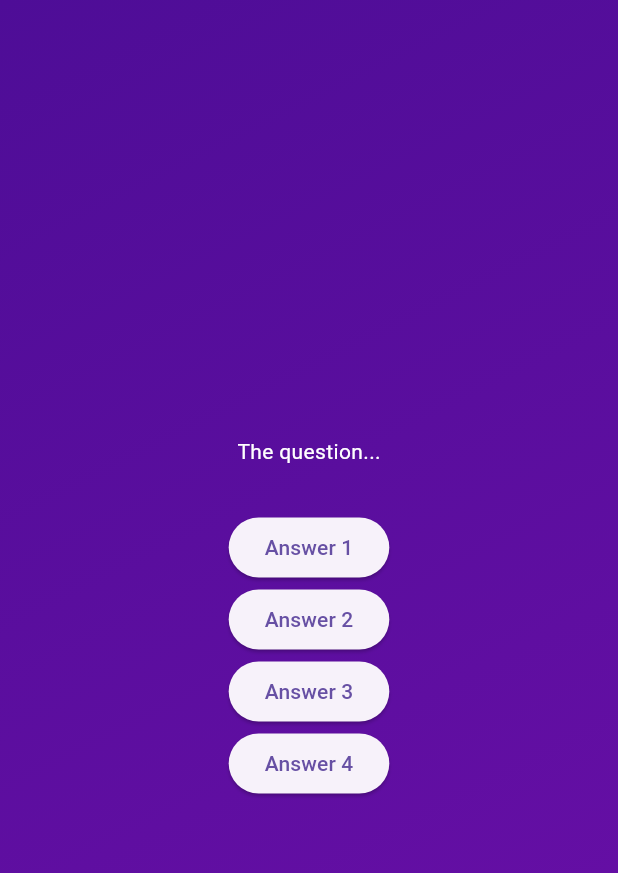
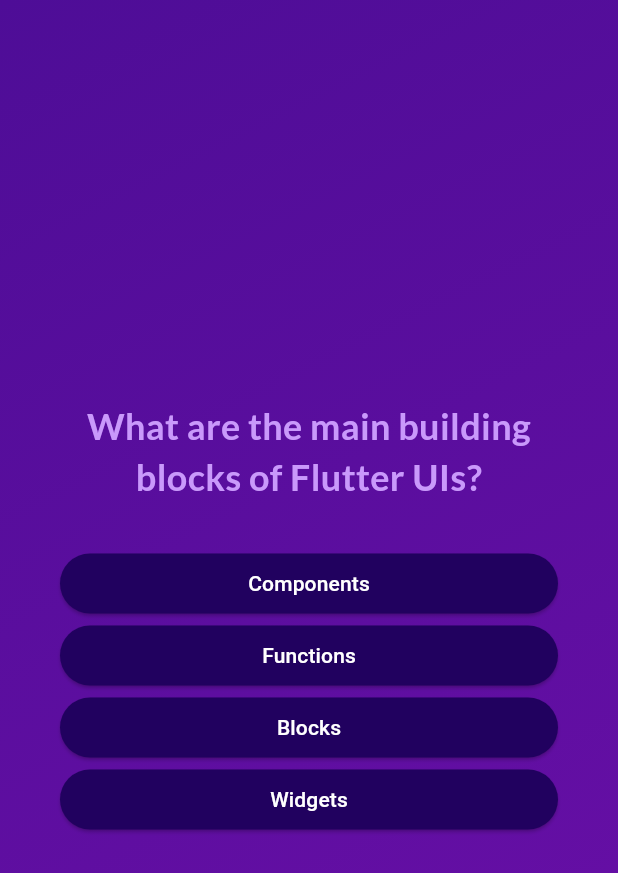
Before and after one commit to Luca9862/quiz_flutter, a Flutter app: the screen it shows after launch, after a tap on "Start quiz", on a phone screen of 412 x 824 dp. Shown: the top 873 px of the screen. Run offline on Flutter 3.47's test engine with Material 3 defaults, Android fonts, the phone set to English and light mode, and no system bars; our stand-ins replace google_fonts.

```diff
--- /dev/null
+++ b/lib/answer_button.dart
@@ -0,0 +1,21 @@
+import 'package:flutter/material.dart';
+
+class AnswerButton extends StatelessWidget{
+  const AnswerButton(this.onTap, this.answerText, {super.key});
+
+  final String answerText;
+  final void Function() onTap;
+
+  @override
+  Widget build(BuildContext context) {
+    return  ElevatedButton(
+        onPressed: onTap,
+        style: ElevatedButton.styleFrom(
+          backgroundColor: const Color.fromARGB(255, 33, 1, 95),
+          foregroundColor: Colors.white,
+          padding: const EdgeInsets.symmetric(vertical: 10, horizontal: 40),
+        ),
+        child: Text(answerText)
+    );
+  }
+}
--- a/lib/models/quiz_question.dart
+++ b/lib/models/quiz_question.dart
@@ -3,4 +3,10 @@ class QuizQuestion{
 
   final String text;
   final List<String> answers;
+
+  List<String> getShuffledAnwers() {
+    final shuffledList = List.of(answers);
+    shuffledList.shuffle();
+    return shuffledList;
+  }
 }
--- a/lib/question_screen.dart
+++ b/lib/question_screen.dart
@@ -1,7 +1,11 @@
 import 'package:flutter/material.dart';
+import 'answer_button.dart';
+import 'data/questions.dart';
+import 'package:google_fonts/google_fonts.dart';
 
-class QuestionScreen extends StatefulWidget{
-  const QuestionScreen({super.key});
+class QuestionScreen extends StatefulWidget {
+  const QuestionScreen({super.key, required this.onSelectAnswer});
+  final void Function(String) onSelectAnswer;
 
   @override
   State<QuestionScreen> createState() {
@@ -10,35 +14,39 @@ class QuestionScreen extends StatefulWidget{
 }
 
 class _QuestionScreen extends State<QuestionScreen>{
+  var currentQuestionIndex = 0;
+
+  void answerQuestion(String answer) {
+    widget.onSelectAnswer(answer);
+    setState(() {
+      currentQuestionIndex++;
+    });
+  }
+
   @override
   Widget build(BuildContext context) {
-    return Column(
-      mainAxisAlignment: MainAxisAlignment.center,
-      children: [
-        const Text('The question...',
-          style: TextStyle(
-              color: Colors.white
+    var currentQuestion = questions[currentQuestionIndex];
+    return Container(
+      margin: const EdgeInsets.all(40),
+      child:Column(
+        mainAxisAlignment: MainAxisAlignment.center,
+        crossAxisAlignment: CrossAxisAlignment.stretch,
+        children: [
+          Text(
+            currentQuestion.text,
+            style: GoogleFonts.lato(
+              color: const Color.fromARGB(255, 201, 153, 251),
+              fontSize: 24,
+              fontWeight: FontWeight.bold
+            ),
+            textAlign: TextAlign.center,
           ),
-        ),
-        const SizedBox(height: 30, width: double.infinity),
-        ElevatedButton(
-            onPressed: (){},
-            child: const Text('Answer 1')
-        ),
-        ElevatedButton(
-            onPressed: (){},
-            child: const Text('Answer 2')
-        ),
-        ElevatedButton(
-            onPressed: (){},
-            child: const Text('Answer 3')
-        ),
-        ElevatedButton(
-            onPressed: (){},
-            child: const Text('Answer 4')
-        )
-      ],
+          const SizedBox(height: 30, width: double.infinity),
+          ...currentQuestion.getShuffledAnwers().map((answer) {
+            return AnswerButton(() => answerQuestion(answer), answer);
+          }),
+        ],
+      )
     );
   }
-
 }
--- a/lib/quiz.dart
+++ b/lib/quiz.dart
@@ -1,6 +1,7 @@
 import 'package:flutter/cupertino.dart';
 import 'start_screen.dart';
 import 'question_screen.dart';
+import 'data/questions.dart';
 
 class Quiz extends StatefulWidget{
   const Quiz({super.key});
@@ -13,6 +14,7 @@ class Quiz extends StatefulWidget{
 
 class _QuizState extends State<Quiz>{
   Widget? activeScreen;
+  List<String> selectedAnswers = [];
 
   @override
   void initState() {
@@ -20,9 +22,20 @@ class _QuizState extends State<Quiz>{
     activeScreen = StartScreen(switchScreen);
   }
 
-  void switchScreen(){
+  void chooseAnswer(String answer){
+    selectedAnswers.add(answer);
+
+    if(selectedAnswers.length == questions.length){
+      setState(() {
+        activeScreen = StartScreen(switchScreen);
+        selectedAnswers = [];
+      });
+    }
+  }
+
+  void switchScreen() {
     setState(() {
-      activeScreen = const QuestionScreen();
+      activeScreen = QuestionScreen(onSelectAnswer: chooseAnswer);
     });
   }
 
--- a/pubspec.yaml
+++ b/pubspec.yaml
@@ -14,6 +14,7 @@ dependencies:
     sdk: flutter
 
   cupertino_icons: ^1.0.8
+  google_fonts: ^6.2.1
 
 dev_dependencies:
   flutter_test:
```
Also changed, not shown: lib/results_screen.dart (added), pubspec.lock.
